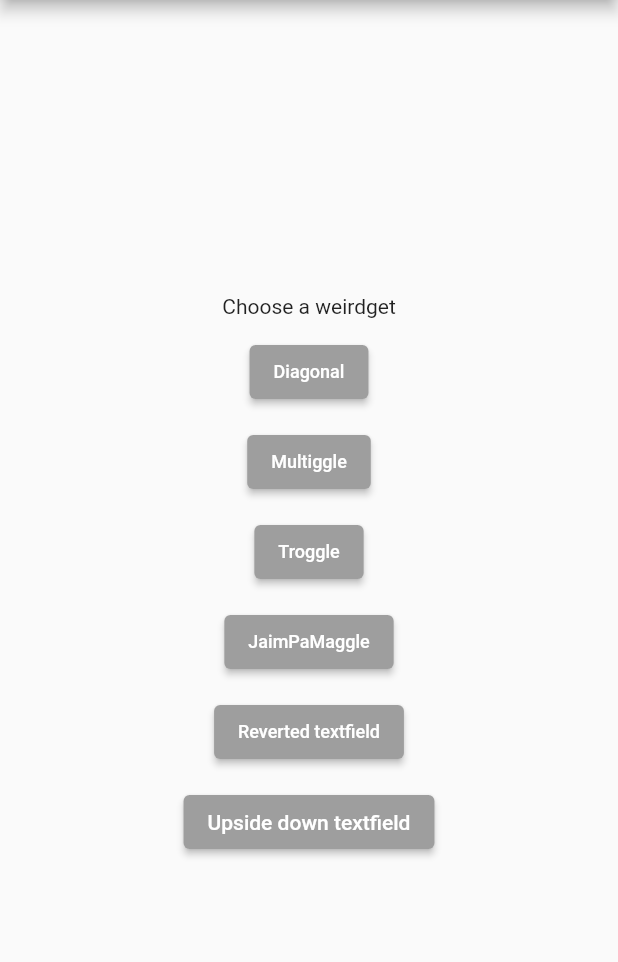
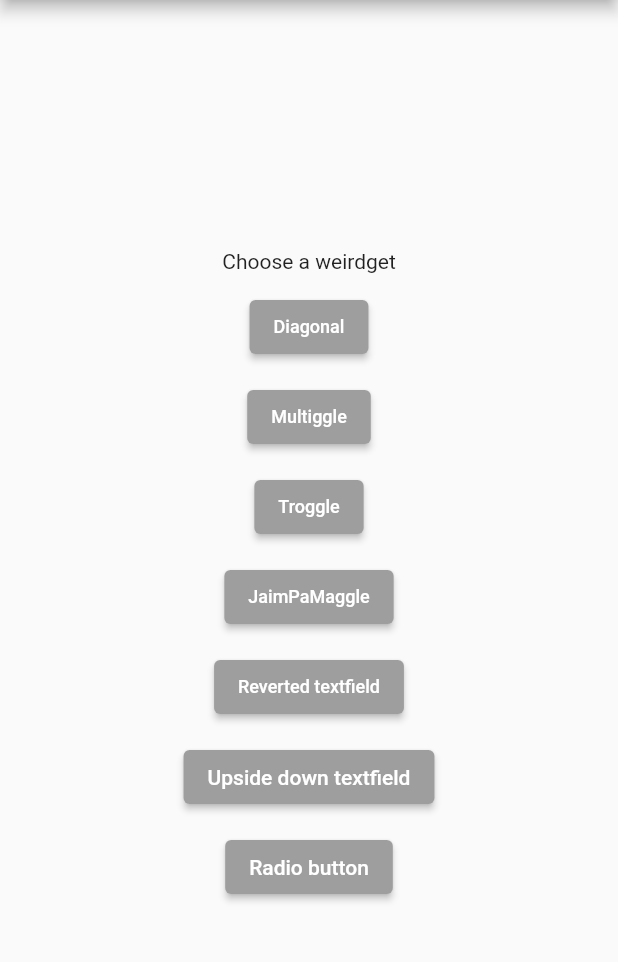
Before and after one commit to XPEHO/weirdgets, a Flutter app: the screen it shows after launch, on a phone screen of 412 x 824 dp, the part 84-1046 px from its top. Run offline on Flutter 3.47's test engine with Material 2 defaults, Android fonts, the phone set to English and light mode, and no system bars; our stand-ins replace audioplayers, camera.

Commit message:
feat(radio button) : add radio button weirdget (#6)
* feat(radio_button) : add radio button weirdget

* feat(radio_button) : update widget documentation

* feat(radio_button) : fix documentation

* feat(radio_button) : stop player on widget dispose

* feat(radio_button) : update readme

* feat(radio_button) : fix readme

* feat(radio_button) : remove duplicated permission

* feat(radio_button) : remove useless files from git

* feat(radio_button) : fix ios runner

```diff
--- a/example/lib/main.dart
+++ b/example/lib/main.dart
@@ -1,6 +1,7 @@
 import 'package:example/view/diagonal_page/diagonal_page.dart';
 import 'package:example/view/jaimpamaggle_page/jaimpamaggle_page.dart';
 import 'package:example/view/multiggle_page/multiggle_page.dart';
+import 'package:example/view/radio_button_page/radio_button_page.dart';
 import 'package:example/view/reverted_textfield/reverted_textfield_page.dart';
 import 'package:example/view/upside_down_textfield/upside_down_textfield_page.dart';
 import 'package:example/view/troggle_page/troggle_page.dart';
@@ -40,6 +41,7 @@ class MyApp extends StatelessWidget {
             const UpsideDownTextfieldPage(),
         TrogglePage.routeName: (context) => const TrogglePage(),
         JaimPaMagglePage.routeName: (context) => const JaimPaMagglePage(),
+        RadioButtonPage.routeName: (context) => const RadioButtonPage(),
       },
     );
   }
@@ -185,6 +187,20 @@ class _MyHomePageState extends State<MyHomePage> {
                 "Upside down textfield",
               ),
             ),
+            const SizedBox(
+              height: 12,
+            ),
+            ElevatedButton(
+              style: ElevatedButton.styleFrom(
+                shape: RoundedRectangleBorder(
+                    borderRadius: BorderRadius.circular(4)),
+                primary: Colors.grey,
+              ),
+              onPressed: () => Navigator.of(context).pushNamed("/radioButton"),
+              child: const Text(
+                "Radio button",
+              ),
+            ),
           ],
         ),
       ),
--- a/weirdgets/pubspec.yaml
+++ b/weirdgets/pubspec.yaml
@@ -9,6 +9,7 @@ environment:
 
 dependencies:
   camera: ^0.9.4+16
+  audioplayers: ^0.20.1
   flutter:
     sdk: flutter
 
@@ -16,6 +17,7 @@ dev_dependencies:
   flutter_test:
     sdk: flutter
   flutter_lints: ^1.0.0
+
 
 # For information on the generic Dart part of this file, see the
 # following page: https://dart.dev/tools/pub/pubspec
```
Also changed, not shown: example/lib/view/radio_button_page/radio_button_page.dart (added, +27 -0 lines), weirdgets/lib/radio_button/radio_button.dart (added, +55 -0 lines), example/pubspec.lock (deleted), 15 other files.
